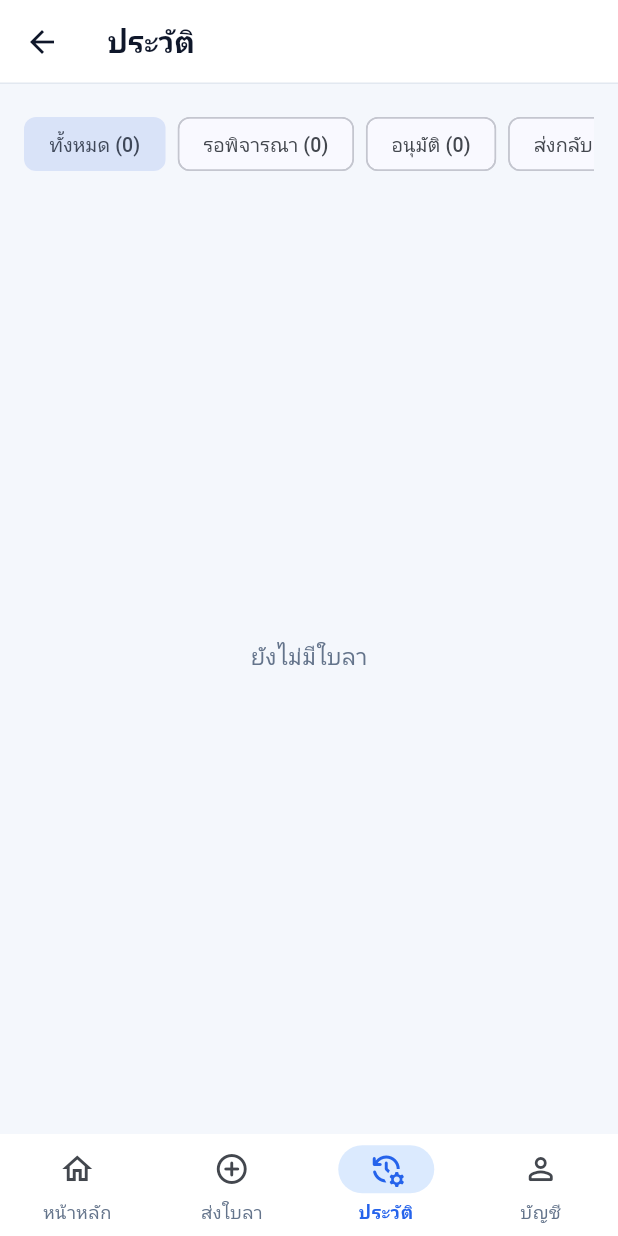
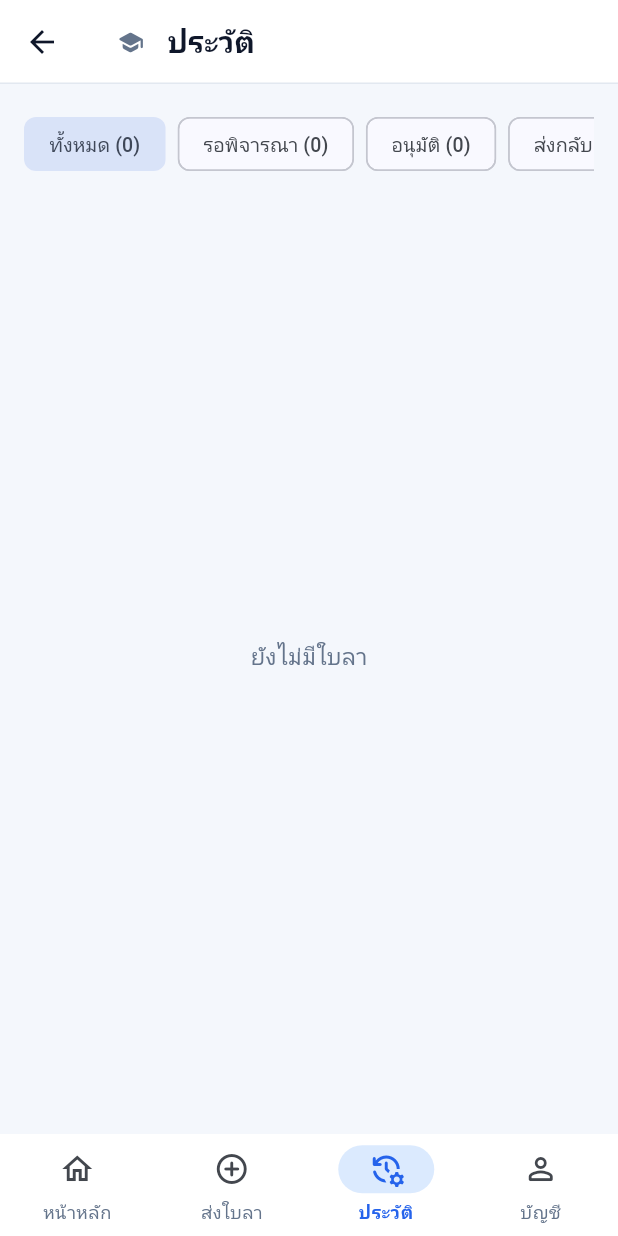
Before and after one commit to omkub/koragoch, a Flutter app: the MobileShell screen opened directly, item 3 of the bottom bar chosen, on a phone screen of 412 x 824 dp. Run offline on Flutter 3.47's test engine with Material 3 defaults, Android fonts, the phone set to English and light mode, and no system bars; our stand-ins replace cloud_firestore, csv, file_picker, firebase_auth, firebase_core, fl_chart and 6 more; missing offline and left inert: dart:js_interop, thai_buddhist_date; accounts and stored records are empty; network calls fail; Roboto replaces fonts that are missing (Sarabun).

Commit message:
โลโก้โรงเรียนของผู้ใช้ทุกหน้าบนมือถือ (แบบใหม่ + แบบเดิม)
เดิมโลโก้ขึ้นแค่หน้าล็อกอิน, แถบเมนูจอคอม และหน้าหลักมือถือแบบใหม่ —
หน้าจอมือถือแบบเดิม (ที่โรงเรียน 1 ใช้) ไม่มีโลโก้เลย

- มือถือแบบใหม่: แถบหัวของทุกแท็บ (หน้าหลัก / ส่งใบลา / ประวัติ / บัญชี)
  มีโลโก้หน้าชื่อหน้า (mobileAppBar showLogo)
- มือถือแบบเดิม: แถบบนบาง ๆ ทุกหน้า = โลโก้ + ชื่อโรงเรียน + กระดิ่ง (แอดมิน)
  แทนกระดิ่งลอยมุมขวา

พฤติกรรมเดิมคงไว้: เข้าครั้งแรก/ไม่ได้จำการเข้าระบบ = หน้าล็อกอินไม่มีโลโก้
ล็อกอินแล้วใช้โลโก้โรงเรียนของผู้ใช้ทุกหน้า และจำไว้ในเครื่อง

```diff
--- a/lib/screens/mobile_v2/mobile_pages.dart
+++ b/lib/screens/mobile_v2/mobile_pages.dart
@@ -16,6 +16,8 @@ import '../official_trip_screen.dart';
 import '../personnel_screen.dart';
 import '../report_overview_screen.dart';
 import '../user_management_screen.dart';
+import '../../utils/school_info.dart';
+import '../../widgets/school_logo.dart';
 
 const mobileInk = Color(0xFF0F172A);
 const mobileMuted = Color(0xFF64748B);
@@ -93,7 +95,12 @@ class MobileSubPage extends StatelessWidget {
   }
 }
 
-AppBar mobileAppBar(String title, {List<Widget> actions = const []}) {
+/// [showLogo] = โลโก้โรงเรียนของผู้ใช้หน้าชื่อหน้า (แถบหัวของแท็บหลักใน MobileShell)
+AppBar mobileAppBar(String title,
+    {List<Widget> actions = const [], bool showLogo = false}) {
+  final text = Text(title,
+      style: GoogleFonts.sarabun(
+          fontSize: 20, fontWeight: FontWeight.w700, color: mobileInk));
   return AppBar(
     backgroundColor: Colors.white,
     surfaceTintColor: Colors.white,
@@ -102,9 +109,16 @@ AppBar mobileAppBar(String title, {List<Widget> actions = const []}) {
     scrolledUnderElevation: 0.5,
     centerTitle: false,
     titleSpacing: 16,
-    title: Text(title,
-        style: GoogleFonts.sarabun(
-            fontSize: 20, fontWeight: FontWeight.w700, color: mobileInk)),
+    title: showLogo
+        ? Row(children: [
+            SizedBox(
+                width: 30,
+                height: 30,
+                child: SchoolLogo(dataUrl: SchoolInfo.logo, size: 30)),
+            const SizedBox(width: 10),
+            Flexible(child: text),
+          ])
+        : text,
     actions: [...actions, const SizedBox(width: 4)],
     shape: const Border(bottom: BorderSide(color: Color(0xFFE2E8F0))),
   );
--- a/lib/screens/mobile_v2/mobile_shell.dart
+++ b/lib/screens/mobile_v2/mobile_shell.dart
@@ -113,7 +113,7 @@ class _MobileShellState extends State<MobileShell> {
       },
       child: Scaffold(
         backgroundColor: mobileBg,
-        appBar: mobileAppBar(_title(current), actions: [
+        appBar: mobileAppBar(_title(current), showLogo: true, actions: [
           if (access.isAdmin)
             NotificationBell(onOpenLeaves: () => _go(_Tab.history)),
         ]),
```
Also changed, not shown: lib/screens/mobile/mobile_main_layout.dart (+51 -21 lines).
